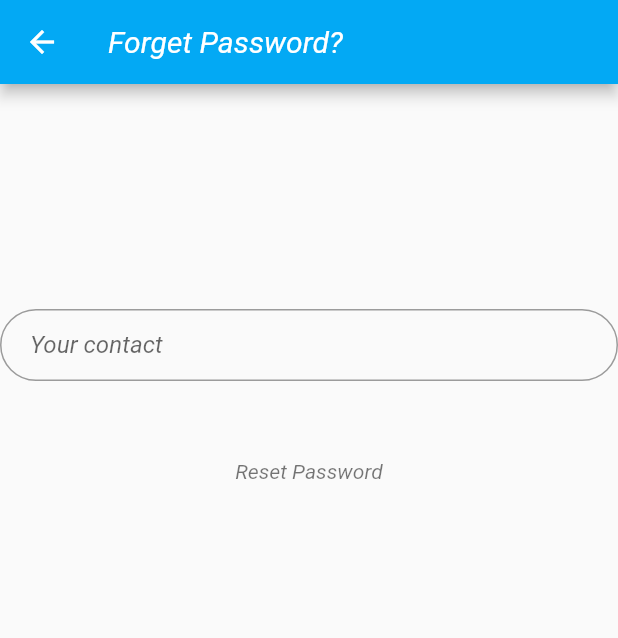
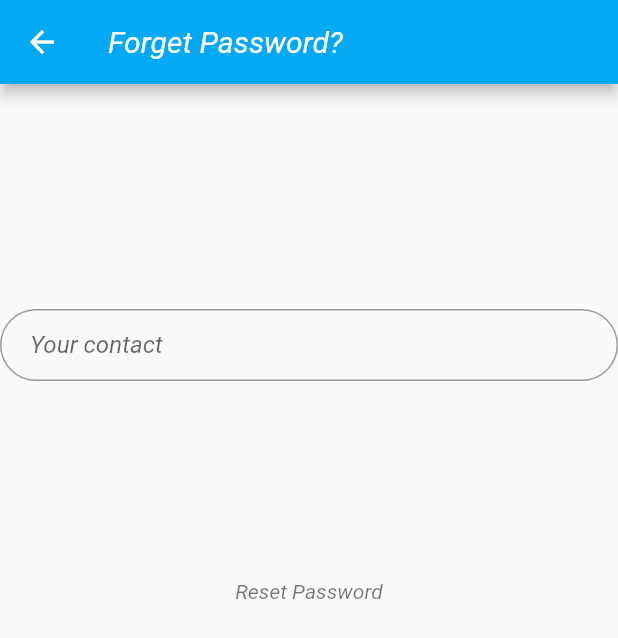
Before and after one commit to Han-Hua/intelliguard, a Flutter app: the Reset screen opened by its route, on a phone screen of 412 x 824 dp. Shown: the top 638 px of the screen. Run offline on Flutter 3.47's test engine with Material 2 defaults, Android fonts, the phone set to English and light mode, and no system bars; our stand-ins replace camera, charts_flutter, dio, shared_preferences, webview_flutter; missing offline and left inert: flutter_beacon; accounts and stored records are empty.

Commit message:
Complete Integration

```diff
--- a/lib/screens/reset.dart
+++ b/lib/screens/reset.dart
@@ -36,7 +36,7 @@ class Reset extends StatelessWidget {
                   OutlineInputBorder(borderRadius: BorderRadius.circular(32.0)),
             ),
           ),
-          SizedBox(height: 20),
+          SizedBox(height: 100),
           Padding(
             padding: EdgeInsets.symmetric(vertical: 16.0, horizontal: 16.0),
             child: FlatButton(
```
